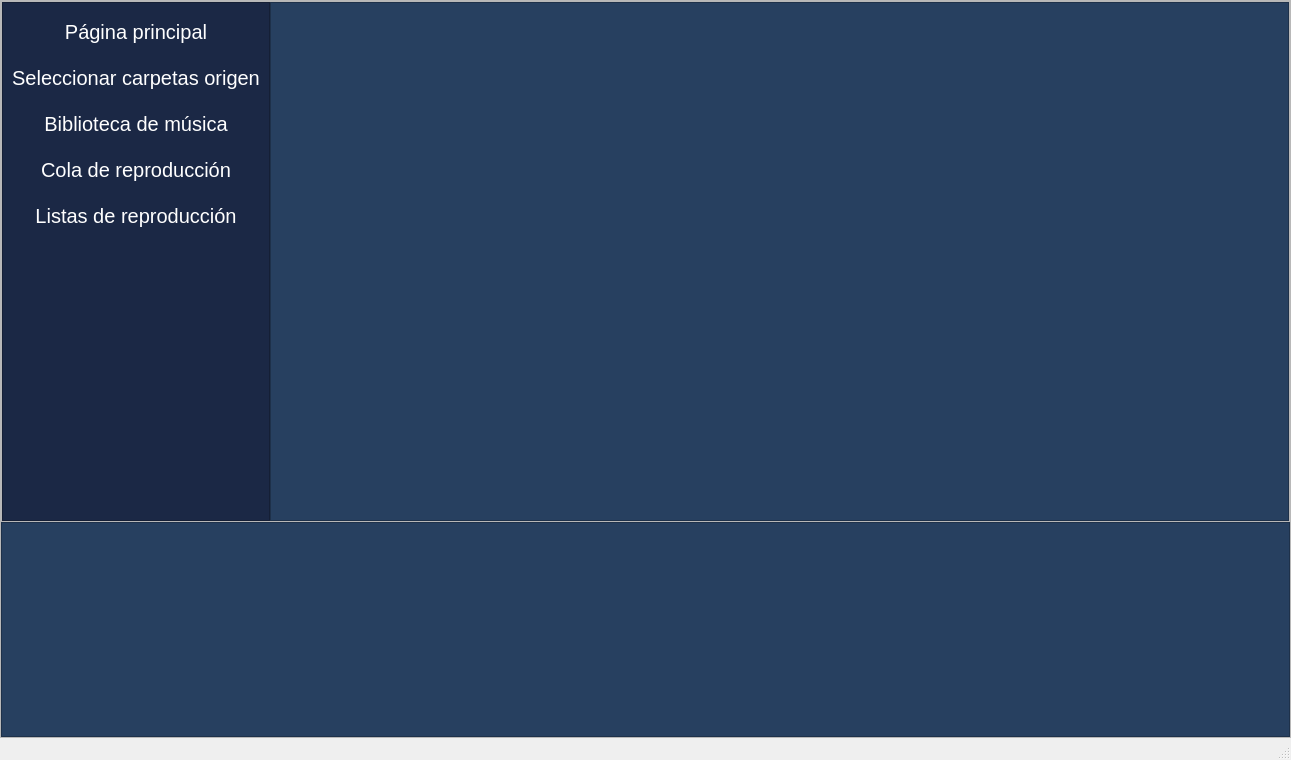
Above: view/Principal.ui from Mateo11oc1/Proyecto_reproductor_mp3 before the change. Below: the same form after it.
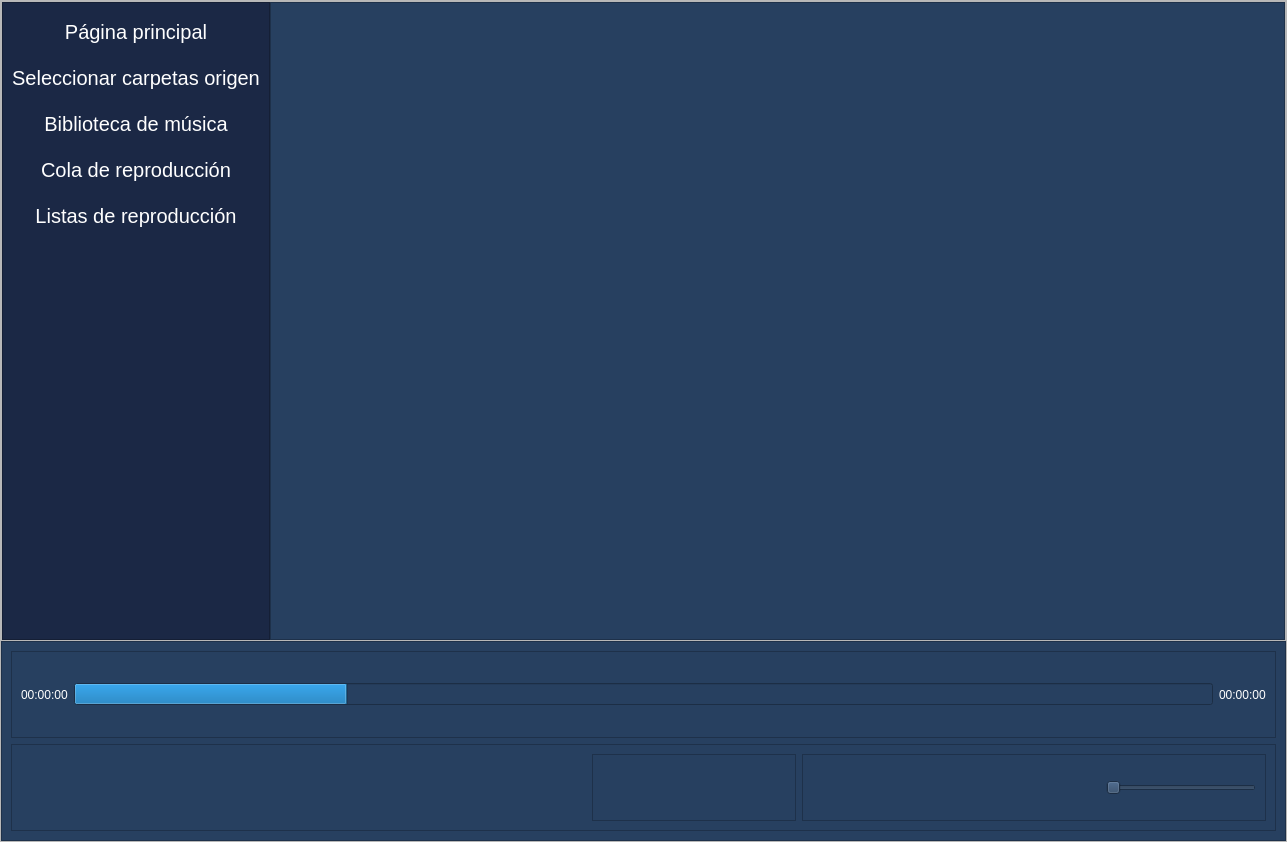
That is the form after the change. The open tabs and pages were chosen to show the change. Icons and pictures are not drawn.

Commit message: Acabada interfaz principal

Diff of the .ui file:
```diff
--- a/view/Principal.ui
+++ b/view/Principal.ui
@@ -6,12 +6,22 @@
    <rect>
     <x>0</x>
     <y>0</y>
-    <width>1291</width>
-    <height>760</height>
+    <width>1287</width>
+    <height>842</height>
    </rect>
   </property>
   <property name="windowTitle">
-   <string>MainWindow</string>
+   <string>Reproductor</string>
+  </property>
+  <property name="windowIcon">
+   <iconset>
+    <normaloff>../images/play.png</normaloff>../images/play.png</iconset>
+  </property>
+  <property name="toolTip">
+   <string/>
+  </property>
+  <property name="documentMode">
+   <bool>false</bool>
   </property>
   <property name="tabShape">
    <enum>QTabWidget::Rounded</enum>
@@ -255,9 +265,30 @@
              </property>
              <item>
               <widget class="QStackedWidget" name="stk_main">
+               <property name="font">
+                <font>
+                 <kerning>false</kerning>
+                </font>
+               </property>
+               <property name="cursor">
+                <cursorShape>ArrowCursor</cursorShape>
+               </property>
+               <property name="acceptDrops">
+                <bool>true</bool>
+               </property>
+               <property name="toolTip">
+                <string/>
+               </property>
+               <property name="toolTipDuration">
+                <number>-1</number>
+               </property>
+               <property name="statusTip">
+                <string/>
+               </property>
                <widget class="QWidget" name="pg_main"/>
                <widget class="QWidget" name="pg_music_library"/>
                <widget class="QWidget" name="pg_queue"/>
+               <widget class="QWidget" name="pg_reproduction_lists"/>
               </widget>
              </item>
             </layout>
@@ -271,13 +302,13 @@
          <property name="minimumSize">
           <size>
            <width>0</width>
-           <height>215</height>
+           <height>200</height>
           </size>
          </property>
          <property name="maximumSize">
           <size>
            <width>16777215</width>
-           <height>215</height>
+           <height>200</height>
           </size>
          </property>
          <property name="styleSheet">
@@ -292,6 +323,325 @@
          <property name="lineWidth">
           <number>5</number>
          </property>
+         <layout class="QVBoxLayout" name="verticalLayout_3">
+          <item>
+           <widget class="QFrame" name="frame_progress_bar">
+            <property name="focusPolicy">
+             <enum>Qt::StrongFocus</enum>
+            </property>
+            <property name="styleSheet">
+             <string notr="true">QLabel{
+	font-size: 12px;
+	color:white;
+	font: 87 12pt &quot;Helvetica LT Std Cond Blk&quot;;
+}</string>
+            </property>
+            <property name="frameShape">
+             <enum>QFrame::StyledPanel</enum>
+            </property>
+            <property name="frameShadow">
+             <enum>QFrame::Raised</enum>
+            </property>
+            <layout class="QHBoxLayout" name="horizontalLayout_4">
+             <item>
+              <widget class="QLabel" name="lbl_time">
+               <property name="text">
+                <string>00:00:00</string>
+               </property>
+              </widget>
+             </item>
+             <item>
+              <widget class="QProgressBar" name="progress_bar">
+               <property name="value">
+                <number>24</number>
+               </property>
+               <property name="format">
+                <string/>
+               </property>
+              </widget>
+             </item>
+             <item>
+              <widget class="QLabel" name="lbl_rest_time">
+               <property name="text">
+                <string>00:00:00</string>
+               </property>
+              </widget>
+             </item>
+            </layout>
+           </widget>
+          </item>
+          <item>
+           <widget class="QFrame" name="frame_buttons_rep">
+            <property name="frameShape">
+             <enum>QFrame::StyledPanel</enum>
+            </property>
+            <property name="frameShadow">
+             <enum>QFrame::Raised</enum>
+            </property>
+            <layout class="QHBoxLayout" name="horizontalLayout_5">
+             <item>
+              <widget class="QLabel" name="lbl_name_song">
+               <property name="minimumSize">
+                <size>
+                 <width>100</width>
+                 <height>0</height>
+                </size>
+               </property>
+               <property name="maximumSize">
+                <size>
+                 <width>350</width>
+                 <height>16777215</height>
+                </size>
+               </property>
+               <property name="styleSheet">
+                <string notr="true">color:white;
+font: 87 12pt &quot;Helvetica LT Std Cond Blk&quot;;</string>
+               </property>
+               <property name="text">
+                <string/>
+               </property>
+              </widget>
+             </item>
+             <item>
+              <spacer name="horizontalSpacer_2">
+               <property name="orientation">
+                <enum>Qt::Horizontal</enum>
+               </property>
+               <property name="sizeHint" stdset="0">
+                <size>
+                 <width>40</width>
+                 <height>20</height>
+                </size>
+               </property>
+              </spacer>
+             </item>
+             <item>
+              <widget class="QFrame" name="frame_playbtn">
+               <property name="toolTip">
+                <string/>
+               </property>
+               <property name="styleSheet">
+                <string notr="true">QPushButton {
+	color:white;
+	font: 87 12pt &quot;Helvetica LT Std Cond Blk&quot;;
+	border-radius:8px;
+}
+
+QPushButton:hover{
+	background-color:#335c81;
+}</string>
+               </property>
+               <property name="frameShape">
+                <enum>QFrame::StyledPanel</enum>
+               </property>
+               <property name="frameShadow">
+                <enum>QFrame::Raised</enum>
+               </property>
+               <layout class="QHBoxLayout" name="horizontalLayout_6">
+                <item>
+                 <widget class="QPushButton" name="btn_random">
+                  <property name="styleSheet">
+                   <string notr="true"/>
+                  </property>
+                  <property name="text">
+                   <string/>
+                  </property>
+                  <property name="icon">
+                   <iconset>
+                    <normaloff>../images/aleatorio.png</normaloff>../images/aleatorio.png</iconset>
+                  </property>
+                  <property name="iconSize">
+                   <size>
+                    <width>35</width>
+                    <height>35</height>
+                   </size>
+                  </property>
+                 </widget>
+                </item>
+                <item>
+                 <widget class="QPushButton" name="btn_retreat">
+                  <property name="styleSheet">
+                   <string notr="true"/>
+                  </property>
+                  <property name="text">
+                   <string/>
+                  </property>
+                  <property name="icon">
+                   <iconset>
+                    <normaloff>../images/anterior.png</normaloff>../images/anterior.png</iconset>
+                  </property>
+                  <property name="iconSize">
+                   <size>
+                    <width>35</width>
+                    <height>35</height>
+                   </size>
+                  </property>
+                 </widget>
+                </item>
+                <item>
+                 <widget class="QPushButton" name="btn_play">
+                  <property name="enabled">
+                   <bool>true</bool>
+                  </property>
+                  <property name="cursor">
+                   <cursorShape>ArrowCursor</cursorShape>
+                  </property>
+                  <property name="mouseTracking">
+                   <bool>false</bool>
+                  </property>
+                  <property name="focusPolicy">
+                   <enum>Qt::StrongFocus</enum>
+                  </property>
+                  <property name="contextMenuPolicy">
+                   <enum>Qt::DefaultContextMenu</enum>
+                  </property>
+                  <property name="toolTipDuration">
+                   <number>2</number>
+                  </property>
+                  <property name="statusTip">
+                   <string/>
+                  </property>
+                  <property name="whatsThis">
+                   <string/>
+                  </property>
+                  <property name="styleSheet">
+                   <string notr="true">border-radius:30px;</string>
+                  </property>
+                  <property name="text">
+                   <string/>
+                  </property>
+                  <property name="icon">
+                   <iconset>
+                    <normaloff>../images/play.png</normaloff>../images/play.png</iconset>
+                  </property>
+                  <property name="iconSize">
+                   <size>
+                    <width>60</width>
+                    <height>60</height>
+                   </size>
+                  </property>
+                  <property name="checkable">
+                   <bool>false</bool>
+                  </property>
+                  <property name="default">
+                   <bool>false</bool>
+                  </property>
+                  <property name="flat">
+                   <bool>false</bool>
+                  </property>
+                 </widget>
+                </item>
+                <item>
+                 <widget class="QPushButton" name="btn_advance">
+                  <property name="toolTip">
+                   <string notr="true">AAAA</string>
+                  </property>
+                  <property name="toolTipDuration">
+                   <number>10</number>
+                  </property>
+                  <property name="styleSheet">
+                   <string notr="true"/>
+                  </property>
+                  <property name="text">
+                   <string/>
+                  </property>
+                  <property name="icon">
+                   <iconset>
+                    <normaloff>../images/proximo.png</normaloff>../images/proximo.png</iconset>
+                  </property>
+                  <property name="iconSize">
+                   <size>
+                    <width>35</width>
+                    <height>35</height>
+                   </size>
+                  </property>
+                 </widget>
+                </item>
+                <item>
+                 <widget class="QPushButton" name="btn_repeat">
+                  <property name="text">
+                   <string/>
+                  </property>
+                  <property name="icon">
+                   <iconset>
+                    <normaloff>../images/repetir_1.png</normaloff>../images/repetir_1.png</iconset>
+                  </property>
+                  <property name="iconSize">
+                   <size>
+                    <width>35</width>
+                    <height>35</height>
+                   </size>
+                  </property>
+                 </widget>
+                </item>
+               </layout>
+              </widget>
+             </item>
+             <item>
+              <widget class="QFrame" name="frame_2">
+               <property name="styleSheet">
+                <string notr="true">QPushButton{
+
+}</string>
+               </property>
+               <property name="frameShape">
+                <enum>QFrame::StyledPanel</enum>
+               </property>
+               <property name="frameShadow">
+                <enum>QFrame::Raised</enum>
+               </property>
+               <layout class="QHBoxLayout" name="horizontalLayout_7">
+                <item>
+                 <spacer name="horizontalSpacer">
+                  <property name="orientation">
+                   <enum>Qt::Horizontal</enum>
+                  </property>
+                  <property name="sizeHint" stdset="0">
+                   <size>
+                    <width>40</width>
+                    <height>20</height>
+                   </size>
+                  </property>
+                 </spacer>
+                </item>
+                <item>
+                 <widget class="QSlider" name="sld_volume">
+                  <property name="minimumSize">
+                   <size>
+                    <width>50</width>
+                    <height>0</height>
+                   </size>
+                  </property>
+                  <property name="maximumSize">
+                   <size>
+                    <width>150</width>
+                    <height>16777215</height>
+                   </size>
+                  </property>
+                  <property name="autoFillBackground">
+                   <bool>false</bool>
+                  </property>
+                  <property name="tracking">
+                   <bool>false</bool>
+                  </property>
+                  <property name="orientation">
+                   <enum>Qt::Horizontal</enum>
+                  </property>
+                  <property name="invertedAppearance">
+                   <bool>false</bool>
+                  </property>
+                  <property name="invertedControls">
+                   <bool>false</bool>
+                  </property>
+                 </widget>
+                </item>
+               </layout>
+              </widget>
+             </item>
+            </layout>
+           </widget>
+          </item>
+         </layout>
         </widget>
        </item>
       </layout>
@@ -309,7 +659,6 @@
     </rect>
    </property>
   </widget>
-  <widget class="QStatusBar" name="statusbar"/>
  </widget>
  <resources/>
  <connections/>
```
Left out of the diff: 2 changed lines with no effect on the pictures. The commit also changes 10 other files.
